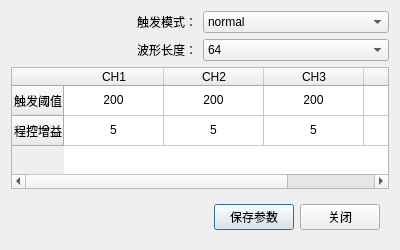
Old version of the form paramsetting.ui in the repository MrXiaomao/HEXRayFSS_QT.
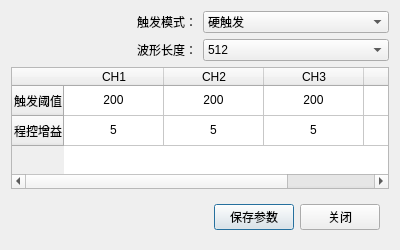
New version of the form.

What changed in the file:
```diff
--- a/paramsetting.ui
+++ b/paramsetting.ui
@@ -28,7 +28,7 @@
     <widget class="QComboBox" name="comboBox_triggerMode">
      <item>
       <property name="text">
-       <string>normal</string>
+       <string>硬触发</string>
       </property>
      </item>
      <item>
@@ -51,7 +51,7 @@
    <item row="1" column="1">
     <widget class="QComboBox" name="comboBox_waveLength">
      <property name="currentIndex">
-      <number>0</number>
+      <number>3</number>
      </property>
      <item>
       <property name="text">
```
Left out of the diff: 7 changed lines with no effect on the pictures.
